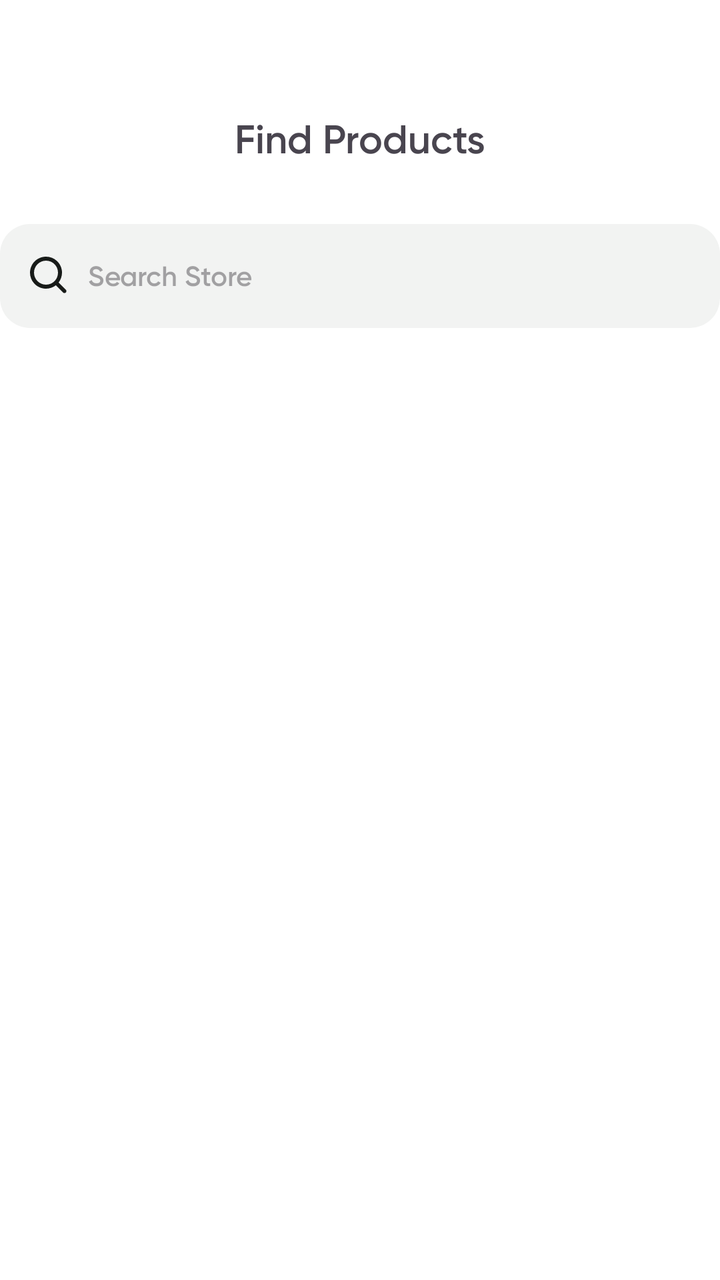
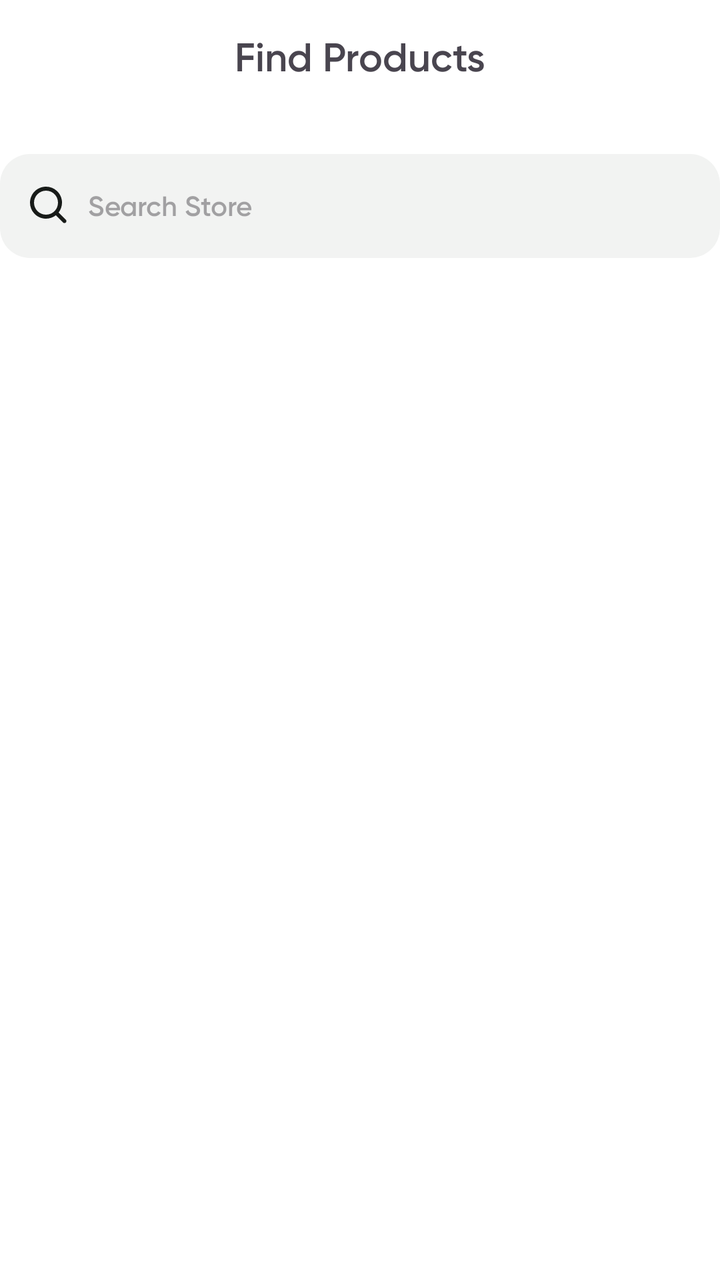

An Android layout rendered at two revisions. The XML below is the earlier revision; the diff shows what the commit changed to produce the second picture.
<!-- AndroidManifest.xml: application theme Theme.MyShop -->
<!-- res/layout/fragment_explore.xml -->
<?xml version="1.0" encoding="utf-8"?>
<androidx.constraintlayout.widget.ConstraintLayout xmlns:android="http://schemas.android.com/apk/res/android"
    xmlns:app="http://schemas.android.com/apk/res-auto"
    xmlns:tools="http://schemas.android.com/tools"
    android:layout_width="match_parent"
    android:layout_height="match_parent"
    android:layout_marginHorizontal="25dp"
    android:background="@color/white"
    >


    <TextView
        android:id="@+id/textView"
        style="@style/TextAppearance.AppCompat.TitleForPage"
        android:layout_width="wrap_content"
        android:layout_height="wrap_content"
        android:layout_marginTop="57dp"
        android:gravity="center"
        android:text="Find Products"
        app:layout_constraintEnd_toEndOf="parent"
        app:layout_constraintStart_toStartOf="parent"
        app:layout_constraintTop_toTopOf="parent" />


    <EditText
        android:layout_width="match_parent"
        android:layout_height="52dp"
        android:layout_marginTop="30dp"
        android:background="@drawable/shape_rounded_edit_text"
        android:drawableStart="@drawable/ic_vector"
        android:drawablePadding="10dp"
        android:fontFamily="@font/gilroy_semibold"
        android:hint="Search Store"
        android:paddingStart="15dp"
        android:textSize="14sp"
        app:layout_constraintEnd_toEndOf="parent"
        app:layout_constraintStart_toStartOf="parent"
        app:layout_constraintTop_toBottomOf="@+id/textView"
        tools:ignore="RtlSymmetry" />

</androidx.constraintlayout.widget.ConstraintLayout>
<!-- resources referenced by this layout -->
<resources>
  <color name="white">#FFFFFFFF</color>
  <!-- drawable ic_vector (drawable) -->
  <vector xmlns:android="http://schemas.android.com/apk/res/android"
      android:width="19dp"
      android:height="19dp"
      android:viewportWidth="19"
      android:viewportHeight="19">
    <path
        android:pathData="M8,14C8.788,14 9.569,13.845 10.297,13.544C11.025,13.242 11.686,12.8 12.243,12.243C12.8,11.686 13.242,11.025 13.544,10.297C13.845,9.569 14,8.788 14,8C14,7.213 13.845,6.432 13.544,5.704C13.242,4.976 12.8,4.315 12.243,3.758C11.686,3.201 11.025,2.759 10.297,2.457C9.569,2.156 8.788,2 8,2C6.409,2 4.883,2.633 3.758,3.758C2.633,4.883 2,6.409 2,8C2,9.592 2.633,11.118 3.758,12.243C4.883,13.368 6.409,14 8,14ZM14.321,12.906L17.9,16.486C17.996,16.579 18.072,16.689 18.124,16.811C18.177,16.933 18.204,17.065 18.205,17.197C18.206,17.33 18.181,17.462 18.131,17.585C18.08,17.708 18.006,17.819 17.912,17.913C17.818,18.007 17.706,18.081 17.583,18.131C17.46,18.181 17.329,18.206 17.196,18.205C17.063,18.204 16.932,18.176 16.81,18.124C16.688,18.071 16.578,17.995 16.486,17.899L12.906,14.319C11.298,15.567 9.275,16.156 7.249,15.965C5.223,15.774 3.346,14.818 2,13.292C0.654,11.765 -0.06,9.783 0.004,7.749C0.068,5.715 0.904,3.782 2.343,2.343C3.782,0.904 5.715,0.068 7.749,0.004C9.783,-0.06 11.765,0.654 13.292,2C14.818,3.346 15.774,5.223 15.965,7.249C16.156,9.275 15.567,11.298 14.319,12.906L14.321,12.906Z"
        android:fillColor="#181B19"/>
  </vector>
  <!-- drawable shape_rounded_edit_text (drawable) -->
  <?xml version="1.0" encoding="utf-8"?>
  <shape xmlns:android="http://schemas.android.com/apk/res/android">
      <solid android:color="#F2F3F2"/>
      <corners android:radius="15dp"/>
  </shape>
  <style name="TextAppearance.AppCompat.TitleForPage" parent="Widget.AppCompat.TextView">
          <item name="android:textSize">20sp</item>
          <item name="android:fontFamily">@font/gilroy_semibold</item>
          <item name="lineHeight">18sp</item>
      </style>
  <style name="Theme.MyShop" parent="Base.Theme.MyShop" />
  <style name="Base.Theme.MyShop" parent="Theme.Material3.DayNight.NoActionBar">
          
          
      </style>
</resources>

<!-- the commit's change to res/layout/fragment_explore.xml (unified diff, before → after) -->
@@ -1,5 +1,6 @@
 <?xml version="1.0" encoding="utf-8"?>
-<androidx.constraintlayout.widget.ConstraintLayout xmlns:android="http://schemas.android.com/apk/res/android"
+<androidx.constraintlayout.widget.ConstraintLayout
+    xmlns:android="http://schemas.android.com/apk/res/android"
     xmlns:app="http://schemas.android.com/apk/res-auto"
     xmlns:tools="http://schemas.android.com/tools"
     android:layout_width="match_parent"
@@ -10,22 +11,24 @@
 
 
     <TextView
+
         android:id="@+id/textView"
         style="@style/TextAppearance.AppCompat.TitleForPage"
         android:layout_width="wrap_content"
         android:layout_height="wrap_content"
-        android:layout_marginTop="57dp"
+        android:layout_marginTop="16dp"
         android:gravity="center"
         android:text="Find Products"
         app:layout_constraintEnd_toEndOf="parent"
         app:layout_constraintStart_toStartOf="parent"
         app:layout_constraintTop_toTopOf="parent" />
 
+    <EditText
 
-    <EditText
+        android:id="@+id/editText2"
         android:layout_width="match_parent"
         android:layout_height="52dp"
-        android:layout_marginTop="30dp"
+        android:layout_marginTop="36dp"
         android:background="@drawable/shape_rounded_edit_text"
         android:drawableStart="@drawable/ic_vector"
         android:drawablePadding="10dp"
@@ -34,8 +37,23 @@
         android:paddingStart="15dp"
         android:textSize="14sp"
         app:layout_constraintEnd_toEndOf="parent"
+
+        app:layout_constraintHorizontal_bias="0.0"
         app:layout_constraintStart_toStartOf="parent"
         app:layout_constraintTop_toBottomOf="@+id/textView"
         tools:ignore="RtlSymmetry" />
 
+    <androidx.recyclerview.widget.RecyclerView
+        android:id="@+id/rvExploreBanner"
+        android:layout_width="match_parent"
+        android:layout_height="wrap_content"
+        android:layout_marginBottom="208dp"
+        app:layout_constraintBottom_toBottomOf="parent"
+        app:layout_constraintEnd_toEndOf="parent"
+        app:layout_constraintHorizontal_bias="0.0"
+        app:layout_constraintStart_toStartOf="parent"
+
+        app:layout_constraintTop_toBottomOf="@+id/editText2"
+        app:layout_constraintVertical_bias="0.115" />
+
 </androidx.constraintlayout.widget.ConstraintLayout>
